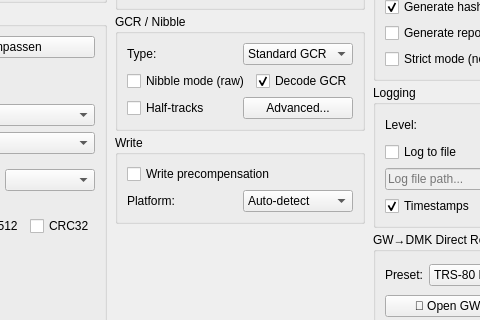
Qt form forms/tab_format.ui (Axel051171/UnifiedFloppyTool) before a commit; both pictures show x 490 to 970 and y 205 to 525 of the 1099 by 889 pixel window.
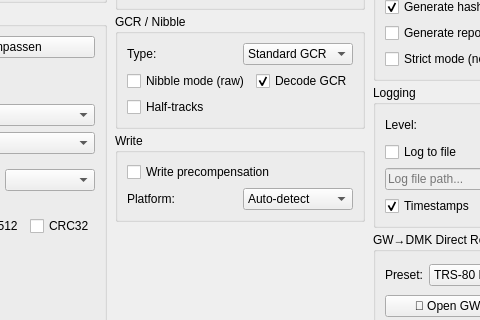
The same form after that commit.

Commit message: refactor(gui): der Nibble-Dialog faellt, und mit ihm das Dateipaar — 725 Zeilen, 39 Felder, 0 Leser (MF-1330)

Patch:
```diff
--- a/forms/tab_format.ui
+++ b/forms/tab_format.ui
@@ -476,7 +476,6 @@
          <item>
           <layout class="QHBoxLayout">
            <item><widget class="QCheckBox" name="checkHalfTracks"><property name="text"><string>Half-tracks</string></property></widget></item>
-           <item><widget class="QPushButton" name="btnNibbleAdvanced"><property name="text"><string>Advanced...</string></property></widget></item>
           </layout>
          </item>
         </layout>
```
The commit also changes 6 other files.
